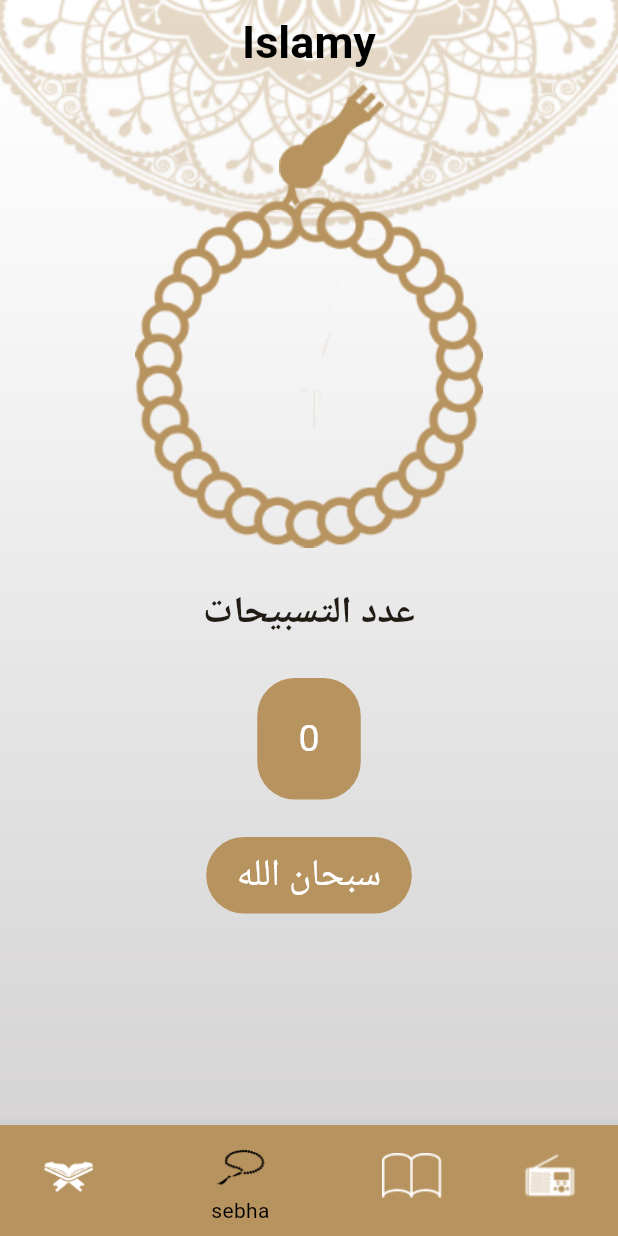
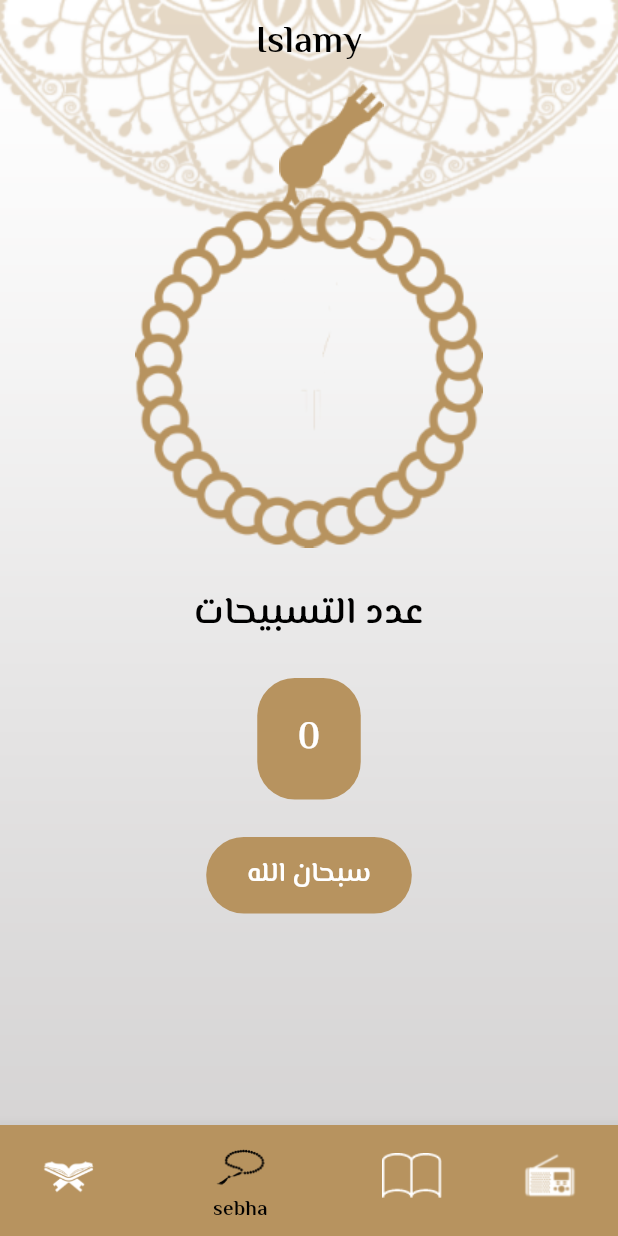
Before and after one commit to ahmedtalaatelsahy/islami-project, a Flutter app: the screen it shows after launch, item 2 of the bottom bar chosen, on a phone screen of 412 x 824 dp. Run offline on Flutter 3.47's test engine with Material 3 defaults, Android fonts, the phone set to English and light mode, and no system bars.

```diff
--- a/lib/main.dart
+++ b/lib/main.dart
@@ -26,6 +26,8 @@ class MyApp extends StatelessWidget {
       },
       initialRoute: HomeScreen.routName,
       theme: MyTheme.lightTheme,
+      darkTheme: MyTheme.darkTheme,
+      themeMode:ThemeMode.light ,
 
     );
   }
--- a/lib/ui/hadeth_details/hadeth_details.dart
+++ b/lib/ui/hadeth_details/hadeth_details.dart
@@ -23,19 +23,19 @@ class HadethDetails extends StatelessWidget {
         ),
         body: Card(
             shape:
-                RoundedRectangleBorder(borderRadius: BorderRadius.circular(24)),
-            elevation: 30,
-            margin: EdgeInsets.symmetric(horizontal: 24, vertical: 64),
+               Theme.of(context).cardTheme.shape,
+            elevation: Theme.of(context).cardTheme.elevation,
+            margin: Theme.of(context).cardTheme.margin,
             child: Column(
               children: [
                 Expanded(
                   child: Padding(
-                    padding: const EdgeInsets.all(8.0),
+                    padding: const EdgeInsets.all(30.0),
                     child: SingleChildScrollView(
                       child: Text(
                         textAlign: TextAlign.center,
                         hadeth.content,
-                        style: TextStyle(fontWeight: FontWeight.w400, fontSize: 20),
+                        style: Theme.of(context).textTheme.titleSmall,
                       ),
                     ),
                   ),
--- a/lib/ui/home/ahadeth/hadeth_tab.dart
+++ b/lib/ui/home/ahadeth/hadeth_tab.dart
@@ -38,7 +38,7 @@ class _HadethTabState extends State<HadethTab> {
           children: [
             Text(
               'Ahadeth',
-              style: TextStyle(fontSize: 25, fontWeight: FontWeight.w600),
+              style: Theme.of(context).textTheme.titleMedium,
             )
           ],
         ),
--- a/lib/ui/home/ahadeth/hadeth_title.dart
+++ b/lib/ui/home/ahadeth/hadeth_title.dart
@@ -15,7 +15,7 @@ HadethTitle(this.hadeth);
         padding: const EdgeInsets.all(8.0),
         child: Text(
           hadeth.title,
-          style: TextStyle(fontWeight: FontWeight.w400, fontSize: 20),
+          style: Theme.of(context).textTheme.titleLarge,
           textAlign: TextAlign.center,
         ),
       ),
--- a/lib/ui/home/home_screen.dart
+++ b/lib/ui/home/home_screen.dart
@@ -29,7 +29,7 @@ int selectedIndex=0;
         appBar: AppBar(
           backgroundColor: Colors.transparent,
           title: Text(
-            'Islamy',
+            'Islamy',style: Theme.of(context).textTheme.titleMedium,
           ),
 
         ),
--- a/lib/ui/home/quran/chapter_title.dart
+++ b/lib/ui/home/quran/chapter_title.dart
@@ -12,7 +12,7 @@ class ChapterTitle extends StatelessWidget {
     },
       child: Text(
         title,
-        style: TextStyle(fontWeight: FontWeight.w400, fontSize: 20),
+        style: Theme.of(context).textTheme.titleLarge,
         textAlign: TextAlign.center,
       ),
     );
--- a/lib/ui/home/quran/quran_tab.dart
+++ b/lib/ui/home/quran/quran_tab.dart
@@ -25,7 +25,7 @@ class QuranTab extends StatelessWidget {
         Row(mainAxisAlignment: MainAxisAlignment.center,
           children: [
             Column(
-              children: [Text('suras names',style: TextStyle(fontSize: 25,fontWeight: FontWeight.w600),)],
+              children: [Text('Chapter Name',style: Theme.of(context).textTheme.titleMedium,)],
             )
 
           ],
--- a/lib/ui/home/tasbeh/tasbeh_tab.dart
+++ b/lib/ui/home/tasbeh/tasbeh_tab.dart
@@ -8,9 +8,9 @@ class TasbehTab extends StatefulWidget {
 }
 
 class _TasbehTabState extends State<TasbehTab> {
-  int index=0;
-  double angle=0;
-  List<String> doaa=['سبحان الله','الحمد لله','الله اكبر'];
+  int index = 0;
+  double angle = 0;
+  List<String> doaa = ['سبحان الله', 'الحمد لله', 'الله اكبر'];
 
   @override
   Widget build(BuildContext context) {
@@ -46,48 +46,69 @@ class _TasbehTabState extends State<TasbehTab> {
               ),
             ),
           ],
-        ),SizedBox(height: 25,),
+        ),
+        SizedBox(
+          height: 25,
+        ),
         Text(
           'عدد التسبيحات',
-          style: TextStyle(fontSize: 25, fontWeight: FontWeight.w600),
-        ),SizedBox(height: 25,),
-        Container(decoration: BoxDecoration(borderRadius: BorderRadius.circular(25),color:  Theme.of(context).colorScheme.primary,),
-          width: 69,height: 81,
-
-          child: Align(alignment: Alignment.center,
+          style:Theme.of(context).textTheme.titleMedium,
+        ),
+        SizedBox(
+          height: 25,
+        ),
+        Container(
+          decoration: BoxDecoration(
+            borderRadius: BorderRadius.circular(25),
+            color: Theme.of(context).colorScheme.primary,
+          ),
+          width: 69,
+          height: 81,
+          child: Align(
+            alignment: Alignment.center,
             child: Text(
               counter.toString(),
-              style: TextStyle(color: Colors.white,fontWeight: FontWeight.w400,fontSize: 25),
+              style: TextStyle(
+                  color: Colors.white,
+                  fontWeight: FontWeight.w400,
+                  fontSize: 25),
             ),
           ),
-        ),SizedBox(height: 25,),
-        Container(decoration: BoxDecoration(borderRadius: BorderRadius.circular(25),color:  Theme.of(context).colorScheme.primary,),
-          width: 137,height: 51,
-
-          child: Align(alignment: Alignment.center,
+        ),
+        SizedBox(
+          height: 25,
+        ),
+        Container(
+          decoration: BoxDecoration(
+            borderRadius: BorderRadius.circular(25),
+            color: Theme.of(context).colorScheme.onSecondary,
+          ),
+          width: 137,
+          height: 51,
+          child: Align(
+            alignment: Alignment.center,
             child: Text(
               doaa[index],
-              style: TextStyle(color: Colors.white,fontWeight: FontWeight.w400,fontSize: 25),
+              style: Theme.of(context).textTheme.bodyMedium,
             ),
           ),
         ),
       ],
     );
   }
+
   int counter = 0;
   void counterIncrement() {
-    angle+=10;
-    if(counter==33){
-counter=0;
-index++;
+    angle += 10;
+    if (counter == 33) {
+      counter = 0;
+      index++;
     }
-    if(index>=doaa.length){
-      index=0;
-    }
-    else{
+    if (index >= doaa.length) {
+      index = 0;
+    } else {
       counter++;
     }
-    setState(() {
-    });
+    setState(() {});
   }
 }
--- a/lib/ui/style/theme.dart
+++ b/lib/ui/style/theme.dart
@@ -2,22 +2,103 @@ import 'package:flutter/material.dart';
 
 class MyTheme {
   static const Color lightPrimary = Color(0xffB7935F);
+  static const Color darkPrimary = Color(0xff141A2E);
+  static const Color darkSecondary = Color(0xffFACC1D);
+  static const bool isDark = true;
   static final ThemeData lightTheme = ThemeData(
+    textTheme: TextTheme(bodyMedium: TextStyle(
+        color: Colors.white,
+        fontSize: 18,
+        fontWeight: FontWeight.w400,
+        fontFamily: 'Messiri'),
+      titleMedium: TextStyle(
+          color: Colors.black,
+          fontSize: 25,
+          fontWeight: FontWeight.w400,
+          fontFamily: 'Messiri'),
+      titleSmall: TextStyle(
+          color: Colors.black,
+          fontSize: 18,
+          fontWeight: FontWeight.w400,
+          fontFamily: 'Messiri'),
+      titleLarge: TextStyle(
+          color: Colors.black,
+          fontSize: 18,
+          fontWeight: FontWeight.w400,
+          fontFamily: 'Messiri'),
+
+    ),
+    cardTheme: CardTheme(
+        shadowColor: Colors.transparent,
+        elevation: 30,
+        margin: EdgeInsets.symmetric(horizontal: 24, vertical: 64),
+        shape: RoundedRectangleBorder(borderRadius: BorderRadius.circular(24)),
+        color: Colors.white,
+        surfaceTintColor: null),
+    scaffoldBackgroundColor: Colors.transparent,
+    bottomNavigationBarTheme: BottomNavigationBarThemeData(
+        selectedIconTheme: IconThemeData(size: 40),
+        unselectedIconTheme: IconThemeData(size: 40),
+        selectedItemColor: Colors.black,
+        unselectedItemColor: Colors.white),
+    appBarTheme: AppBarTheme(
+      centerTitle: true,
+      backgroundColor: Colors.transparent,
+      elevation: 0,
+    ),
+    colorScheme: ColorScheme.fromSeed(
+      seedColor: Colors.black,
+      primary: lightPrimary,
+      onPrimary: Colors.white,
+      onSecondary: lightPrimary,
+    ),
+  );
+  static final ThemeData darkTheme = ThemeData(
+      textTheme: TextTheme(bodyMedium: TextStyle(
+          color: Colors.black,
+          fontSize: 18,
+          fontWeight: FontWeight.w400,
+          fontFamily: 'Messiri'),
+        titleMedium: TextStyle(
+            color: Colors.white,
+            fontSize: 25,
+            fontWeight: FontWeight.w400,
+            fontFamily: 'Messiri'),
+        titleSmall: TextStyle(
+            color: darkSecondary,
+            fontSize: 18,
+            fontWeight: FontWeight.w400,
+            fontFamily: 'Messiri'),
+        titleLarge: TextStyle(
+            color: Colors.white,
+            fontSize: 18,
+            fontWeight: FontWeight.w400,
+            fontFamily: 'Messiri'),
+
+      ),
+      cardTheme: CardTheme(
+          elevation: 30,
+          margin: EdgeInsets.symmetric(horizontal: 24, vertical: 64),
+          shape:
+              RoundedRectangleBorder(borderRadius: BorderRadius.circular(24)),
+          color: darkPrimary,
+          surfaceTintColor: null),
       scaffoldBackgroundColor: Colors.transparent,
       bottomNavigationBarTheme: BottomNavigationBarThemeData(
           selectedIconTheme: IconThemeData(size: 40),
           unselectedIconTheme: IconThemeData(size: 40),
-          selectedItemColor: Colors.black,
+          selectedItemColor: darkSecondary,
           unselectedItemColor: Colors.white),
       appBarTheme: AppBarTheme(
+          iconTheme: IconThemeData(color: Colors.white),
           centerTitle: true,
           backgroundColor: Colors.transparent,
           elevation: 0,
           titleTextStyle: TextStyle(
-              color: Colors.black, fontSize: 30, fontWeight: FontWeight.w700)),
+              color: Colors.white, fontSize: 30, fontWeight: FontWeight.w400)),
       colorScheme: ColorScheme.fromSeed(
-          seedColor: lightPrimary,
-          primary: lightPrimary,
+          seedColor: Colors.black,
+          primary: darkPrimary,
           onPrimary: Colors.white,
-          onSecondary: Colors.black));
+          onSecondary: darkSecondary));
 }
--- a/lib/ui/sura_details/verse_content.dart
+++ b/lib/ui/sura_details/verse_content.dart
@@ -8,10 +8,13 @@ class verse_content extends StatelessWidget {
   Widget build(BuildContext context) {
     return InkWell(onTap: () {
     },
-      child: Text(
-        "$content (${index+1})",textDirection: TextDirection.rtl,
-        style: TextStyle(fontWeight: FontWeight.w400, fontSize: 20),
-        textAlign: TextAlign.center,
+      child: Padding(
+        padding: const EdgeInsets.all(12.0),
+        child: Text(
+          "$content (${index+1})",textDirection: TextDirection.rtl,
+          style: Theme.of(context).textTheme.titleSmall,
+          textAlign: TextAlign.center,
+        ),
       ),
     );
   }
```
Also changed, not shown: pubspec.yaml (+7 -7 lines), assets/fonts/ElMessiri-Bold.ttf (added), assets/fonts/ElMessiri-SemiBold.ttf (added).
